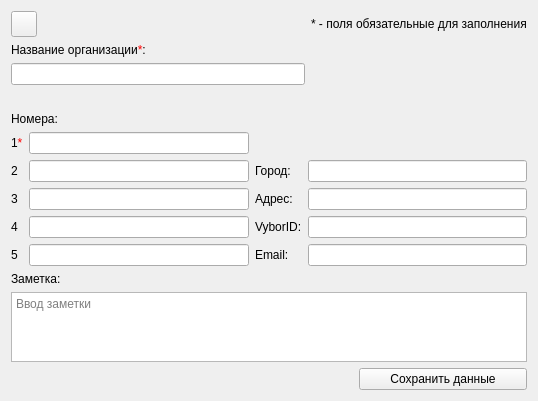
The window that EditOrgContactDialog.ui (okostynchuk/Outcall) describes before a commit, drawn with Qt 5.
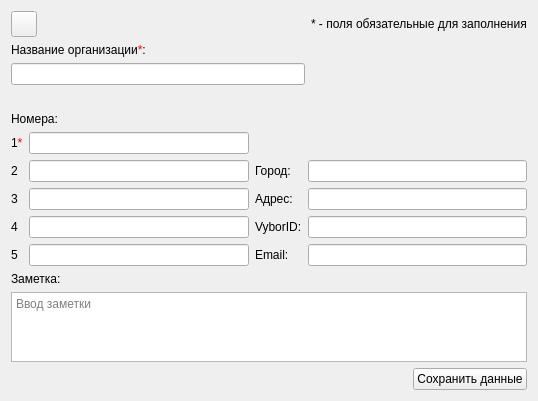
The same window after the commit. Icons and pictures are not drawn.

Patch:
```diff
--- a/EditOrgContactDialog.ui
+++ b/EditOrgContactDialog.ui
@@ -43,6 +43,12 @@
        </item>
        <item row="2" column="2">
         <widget class="QPushButton" name="saveButton">
+         <property name="sizePolicy">
+          <sizepolicy hsizetype="Fixed" vsizetype="Fixed">
+           <horstretch>0</horstretch>
+           <verstretch>0</verstretch>
+          </sizepolicy>
+         </property>
          <property name="focusPolicy">
           <enum>Qt::StrongFocus</enum>
          </property>
```
